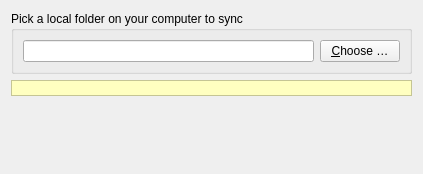
Qt form src/gui/folderwizardsourcepage.ui (nextcloud/desktop) before a commit.
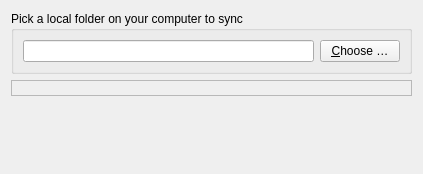
The same form after that commit.

Commit message:
remove hard coded white color in elements of folder wizard
fix broken white backgrounds in folder wizard when using Windows dark
mode

Patch:
```diff
--- a/src/gui/folderwizardsourcepage.ui
+++ b/src/gui/folderwizardsourcepage.ui
@@ -52,70 +52,6 @@
    </item>
    <item row="1" column="0">
     <widget class="QLabel" name="warnLabel">
-     <property name="palette">
-      <palette>
-       <active>
-        <colorrole role="Base">
-         <brush brushstyle="SolidPattern">
-          <color alpha="255">
-           <red>255</red>
-           <green>255</green>
-           <blue>255</blue>
-          </color>
-         </brush>
-        </colorrole>
-        <colorrole role="Window">
-         <brush brushstyle="SolidPattern">
-          <color alpha="255">
-           <red>255</red>
-           <green>255</green>
-           <blue>192</blue>
-          </color>
-         </brush>
-        </colorrole>
-       </active>
-       <inactive>
-        <colorrole role="Base">
-         <brush brushstyle="SolidPattern">
-          <color alpha="255">
-           <red>255</red>
-           <green>255</green>
-           <blue>255</blue>
-          </color>
-         </brush>
-        </colorrole>
-        <colorrole role="Window">
-         <brush brushstyle="SolidPattern">
-          <color alpha="255">
-           <red>255</red>
-           <green>255</green>
-           <blue>192</blue>
-          </color>
-         </brush>
-        </colorrole>
-       </inactive>
-       <disabled>
-        <colorrole role="Base">
-         <brush brushstyle="SolidPattern">
-          <color alpha="255">
-           <red>255</red>
-           <green>255</green>
-           <blue>192</blue>
-          </color>
-         </brush>
-        </colorrole>
-        <colorrole role="Window">
-         <brush brushstyle="SolidPattern">
-          <color alpha="255">
-           <red>255</red>
-           <green>255</green>
-           <blue>192</blue>
-          </color>
-         </brush>
-        </colorrole>
-       </disabled>
-      </palette>
-     </property>
      <property name="autoFillBackground">
       <bool>true</bool>
      </property>
```
The commit also changes 1 other file.
